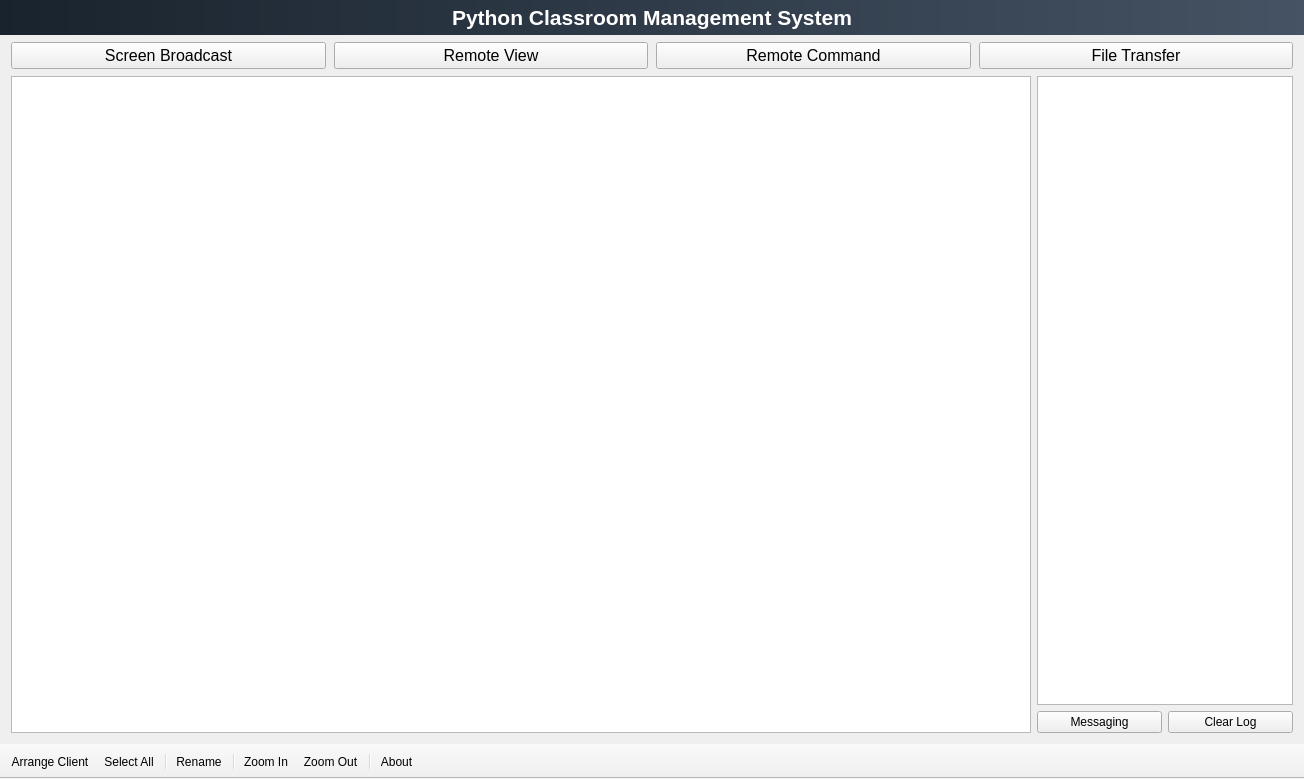
Old version of the form Console/UI/DashboardUI.ui in the repository yang-zhongtian/PYCM.
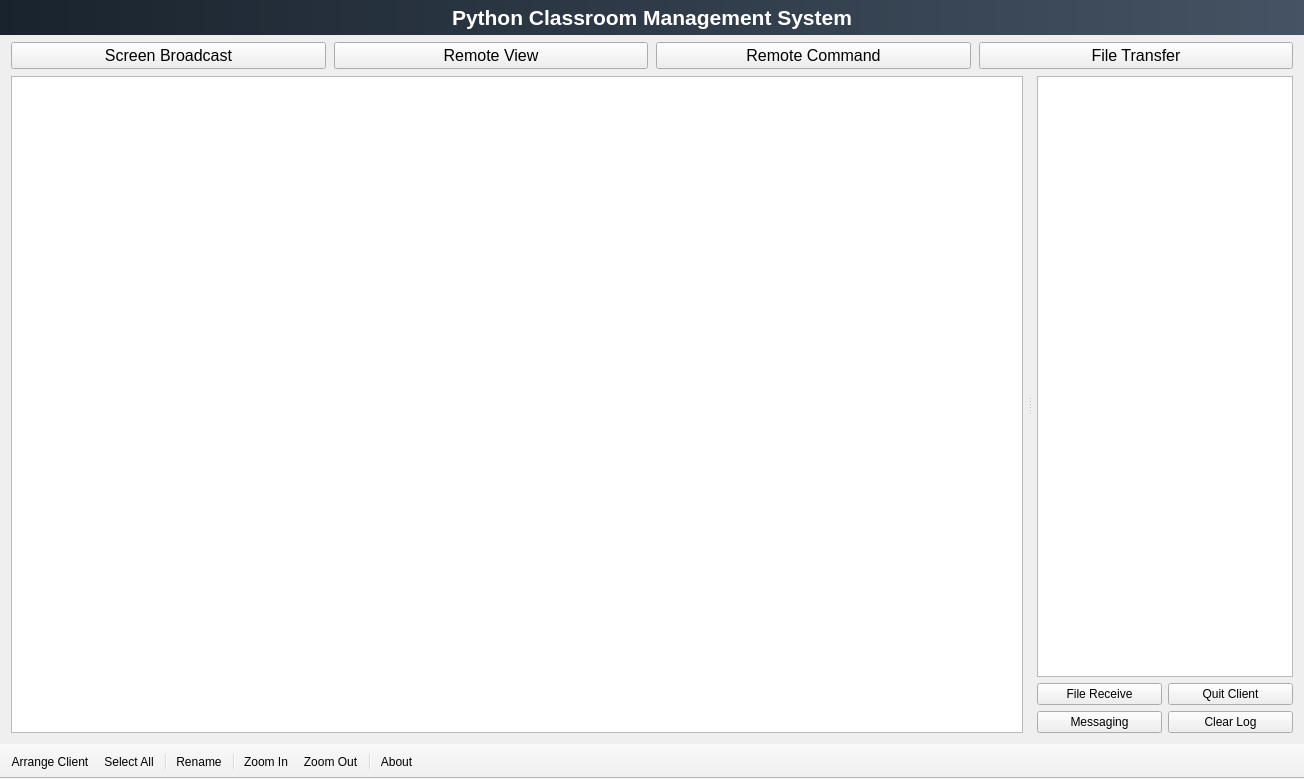
New version of the form. Icons and pictures are not drawn.

What changed in the file:
```diff
--- a/Console/UI/DashboardUI.ui
+++ b/Console/UI/DashboardUI.ui
@@ -232,7 +232,7 @@
         <property name="frameShadow">
          <enum>QFrame::Raised</enum>
         </property>
-        <layout class="QHBoxLayout" name="horizontalLayout_3" stretch="8,0">
+        <layout class="QVBoxLayout" name="verticalLayout_4">
          <property name="leftMargin">
           <number>0</number>
          </property>
@@ -246,7 +246,20 @@
           <number>0</number>
          </property>
          <item>
+          <widget class="QSplitter" name="splitter">
+           <property name="orientation">
+            <enum>Qt::Horizontal</enum>
+           </property>
+           <property name="handleWidth">
+            <number>4</number>
+           </property>
           <widget class="QWidget" name="desktop_widget_container" native="true">
+            <property name="sizePolicy">
+             <sizepolicy hsizetype="Preferred" vsizetype="Preferred">
+              <horstretch>1</horstretch>
+              <verstretch>0</verstretch>
+             </sizepolicy>
+            </property>
            <layout class="QVBoxLayout" name="verticalLayout_2">
             <property name="leftMargin">
              <number>0</number>
@@ -255,7 +268,7 @@
              <number>0</number>
             </property>
             <property name="rightMargin">
-             <number>0</number>
+              <number>5</number>
             </property>
             <property name="bottomMargin">
              <number>0</number>
@@ -304,12 +317,16 @@
             </item>
            </layout>
           </widget>
-         </item>
-         <item>
           <widget class="QWidget" name="log_widget_container" native="true">
+            <property name="sizePolicy">
+             <sizepolicy hsizetype="Preferred" vsizetype="Preferred">
+              <horstretch>0</horstretch>
+              <verstretch>0</verstretch>
+             </sizepolicy>
+            </property>
            <layout class="QVBoxLayout" name="verticalLayout_3">
             <property name="leftMargin">
-             <number>0</number>
+              <number>5</number>
             </property>
             <property name="topMargin">
              <number>0</number>
@@ -321,7 +338,7 @@
              <number>0</number>
             </property>
             <item>
-             <widget class="QTextEdit" name="log_area">
+              <widget class="QTextBrowser" name="log_area">
               <property name="font">
                <font>
                 <pointsize>10</pointsize>
@@ -333,7 +350,25 @@
              </widget>
             </item>
             <item>
-             <layout class="QHBoxLayout" name="action_buttons_layout">
+              <layout class="QHBoxLayout" name="action_buttons_layout_2">
+               <item>
+                <widget class="QPushButton" name="file_receive_config">
+                 <property name="text">
+                  <string>File Receive</string>
+                 </property>
+                </widget>
+               </item>
+               <item>
+                <widget class="QPushButton" name="client_quit">
+                 <property name="text">
+                  <string>Quit Client</string>
+                 </property>
+                </widget>
+               </item>
+              </layout>
+             </item>
+             <item>
+              <layout class="QHBoxLayout" name="action_buttons_layout_1">
               <item>
                <widget class="QPushButton" name="send_message_button">
                 <property name="sizePolicy">
@@ -370,6 +405,7 @@
             </item>
            </layout>
           </widget>
+          </widget>
          </item>
         </layout>
        </widget>
```
Left out of the diff: 161 changed lines with no effect on the pictures. Lines whose indentation alone changed are shown as unchanged.
